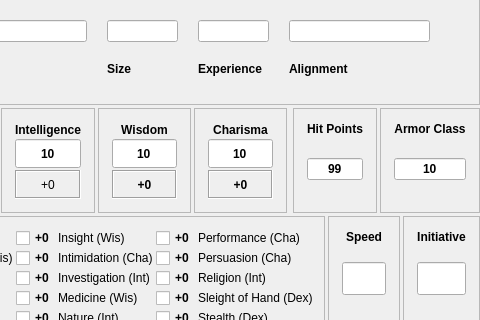
Before: the Qt Designer form DMHelper/src/characterframe.ui in MMetze/DMHelper, drawn with Qt 5; both pictures show x 546 to 1026 and y 82 to 402 of the 1026 by 734 pixel window.
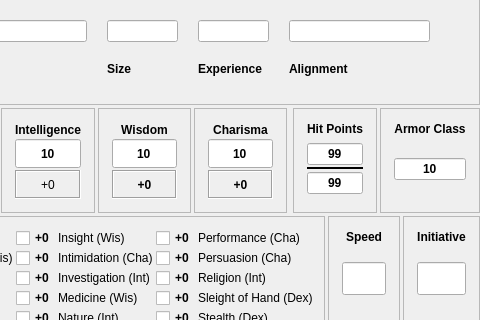
After: the same form once the commit is applied. Icons and pictures are not drawn.

Patch:
```diff
--- a/DMHelper/src/characterframe.ui
+++ b/DMHelper/src/characterframe.ui
@@ -3427,7 +3427,7 @@
               </item>
               <item row="1" column="1">
                <widget class="QFrame" name="frameHitPointsContents">
-                <layout class="QVBoxLayout" name="verticalLayout_35" stretch="1,2,2,2">
+                <layout class="QVBoxLayout" name="verticalLayout_35" stretch="1,2,2,0,0,2">
                  <property name="spacing">
                   <number>2</number>
                  </property>
@@ -3497,6 +3497,41 @@
                    </property>
                   </widget>
                  </item>
+                 <item>
+                  <widget class="Line" name="line">
+                   <property name="frameShadow">
+                    <enum>QFrame::Plain</enum>
+                   </property>
+                   <property name="lineWidth">
+                    <number>2</number>
+                   </property>
+                   <property name="orientation">
+                    <enum>Qt::Horizontal</enum>
+                   </property>
+                  </widget>
+                 </item>
+                 <item>
+                  <widget class="QLineEdit" name="edtHitPointsMax">
+                   <property name="sizePolicy">
+                    <sizepolicy hsizetype="Preferred" vsizetype="Preferred">
+                     <horstretch>0</horstretch>
+                     <verstretch>0</verstretch>
+                    </sizepolicy>
+                   </property>
+                   <property name="font">
+                    <font>
+                     <weight>75</weight>
+                     <bold>true</bold>
+                    </font>
+                   </property>
+                   <property name="text">
+                    <string>99</string>
+                   </property>
+                   <property name="alignment">
+                    <set>Qt::AlignCenter</set>
+                   </property>
+                  </widget>
+                 </item>
                  <item>
                   <spacer name="verticalSpacer_2">
                    <property name="orientation">
```
